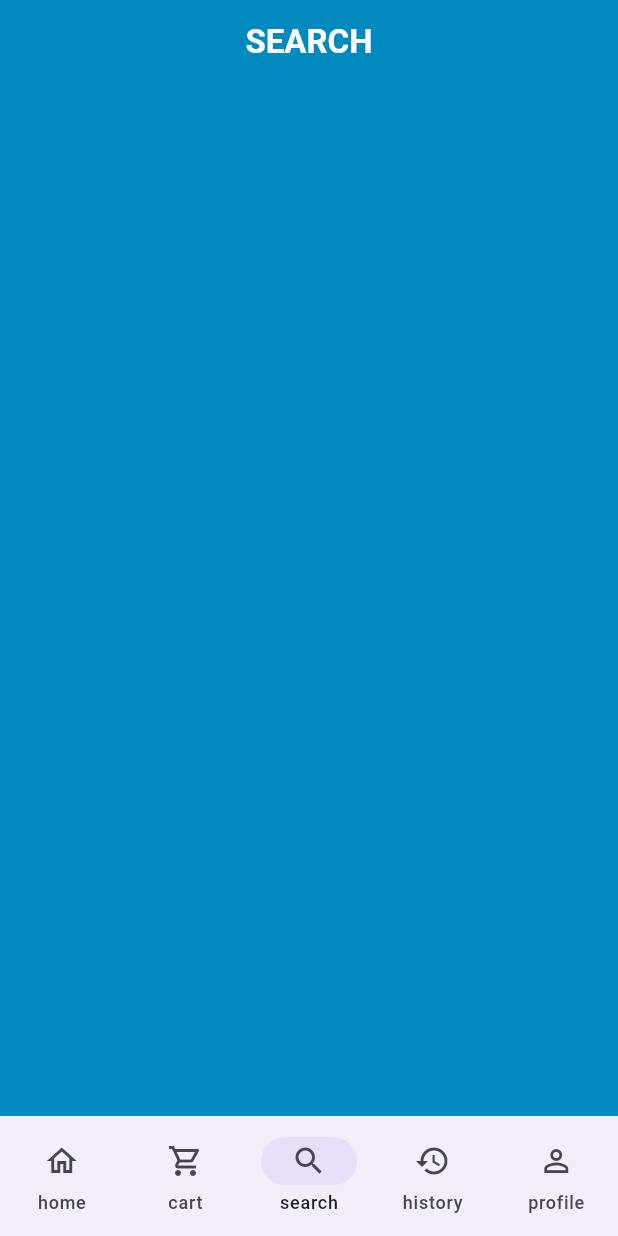
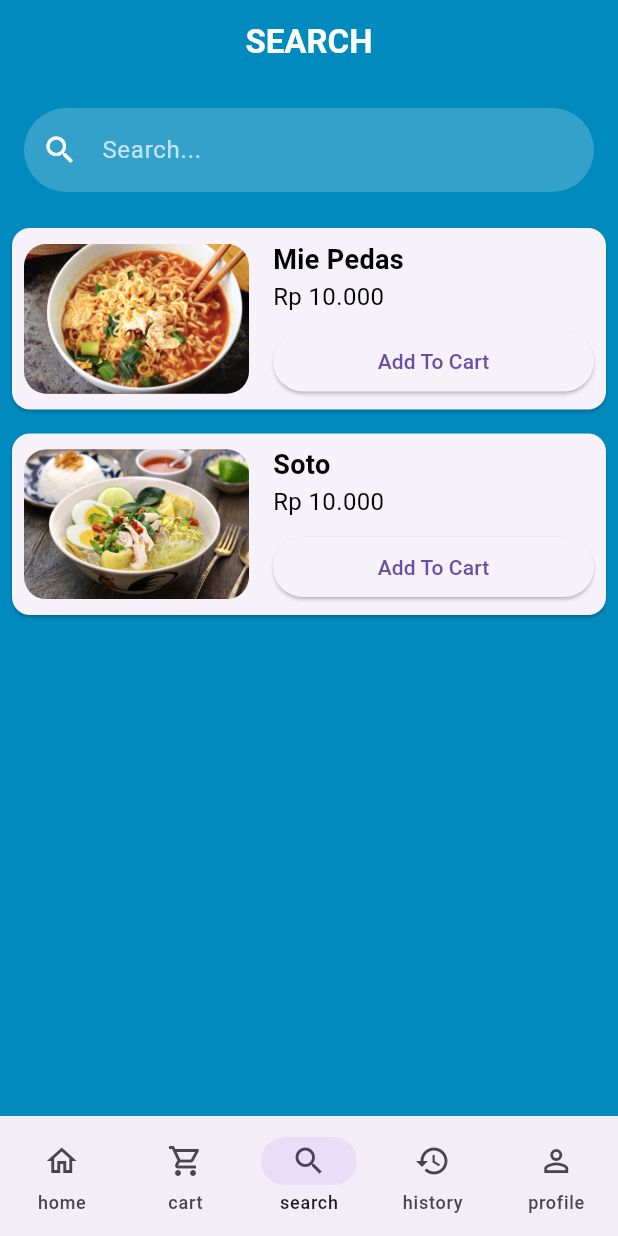
Before and after one commit to Vendettaa666/user_homepage, a Flutter app: the screen it shows after launch, item 3 of the bottom bar chosen, on a phone screen of 412 x 824 dp. Run offline on Flutter 3.47's test engine with Material 3 defaults, Android fonts, the phone set to English and light mode, and no system bars.

Commit message:
add feature search

```diff
--- a/lib/screens/home_page.dart
+++ b/lib/screens/home_page.dart
@@ -1,22 +1,22 @@
 import 'package:flutter/material.dart';
 
 class HomePage extends StatelessWidget {
-  const HomePage({super.key});
+  const HomePage({Key? key}) : super(key: key);
 
   @override
   Widget build(BuildContext context) {
     return Scaffold(
-      backgroundColor: Color(0xFF018ABE),
+      backgroundColor: const Color(0xFF018ABE),
       appBar: AppBar(
-              title: Padding(
+        title: const Padding(
           padding: EdgeInsets.symmetric(horizontal: 8.0),
-                child: Text("HOME", style: TextStyle(
-                  fontWeight: FontWeight.bold,
-                  color: Colors.white)),
+          child: Text("HOME",
+              style: TextStyle(fontWeight: FontWeight.bold, color: Colors.white)),
         ),
-              backgroundColor: Color(0xFF018ABE),
+        backgroundColor: const Color(0xFF018ABE),
       ),
-      body: Column(
+      body: SingleChildScrollView( // Tambahkan SingleChildScrollView
+        child: Column(
           crossAxisAlignment: CrossAxisAlignment.start,
           children: [
             Padding(
@@ -26,7 +26,7 @@ class HomePage extends StatelessWidget {
                   ClipRRect(
                     borderRadius: BorderRadius.circular(10),
                     child: Image.asset(
-                    '../assets/makanan_recomended1.jpg',
+                      'assets/makanan_recomended1.jpg', // Perbaikan path gambar
                       height: 250,
                       width: double.infinity,
                       fit: BoxFit.cover,
@@ -47,19 +47,101 @@ class HomePage extends StatelessWidget {
                 ],
               ),
             ),
-          Padding(
-            padding: const EdgeInsets.all(18.0),
+            const Padding( // Tambahkan const jika tidak ada perubahan state
+              padding: EdgeInsets.all(18.0),
               child: Text(
                 'Jenis Item:',
                 style: TextStyle(
-                fontSize: 16,
+                  fontSize: 25,
                   fontWeight: FontWeight.bold,
                   color: Colors.white,
                 ),
               ),
             ),
+            // Gunakan ListView.builder untuk menampilkan daftar makanan
+            ListView.builder(
+              shrinkWrap: true, // Penting untuk ListView di dalam Column
+              physics: const NeverScrollableScrollPhysics(), // Non-aktifkan scrolling ListView
+              itemCount: 2, // Ganti dengan jumlah item makanan Anda
+              itemBuilder: (context, index) {
+                return FoodCard(
+                  imagePath: index == 0 ? '../assets/miepedas.jpg' : '../assets/soto.jpg', // Ganti path gambar sesuai kebutuhan
+                  title: index == 0 ? 'Mie Pedas' : 'Soto', // Ganti judul sesuai kebutuhan
+                  price: 'Rp 10.000', // Ganti harga sesuai kebutuhan
+                );
+              },
+            ),
           ],
+        ),
       ),
     );
   }
 }
+  class FoodCard extends StatelessWidget {
+    final String imagePath;
+    final String title;
+    final String price;
+
+    const FoodCard({
+      Key? key,
+      required this.imagePath,
+      required this.title,
+      required this.price,
+    }) : super(key: key);
+
+    @override
+    Widget build(BuildContext context) {
+      return Card(
+        margin: const EdgeInsets.all(8.0),
+        child: Padding(
+          padding: const EdgeInsets.all(8.0),
+          child: Row(
+            children: [
+              ClipRRect(
+                borderRadius: BorderRadius.circular(15),
+                child: Image.asset(
+                  imagePath,
+                  height: 100,
+                  width: 150,
+                  fit: BoxFit.cover,
+                ),
+              ),
+              const SizedBox(width: 16),
+              Expanded(
+                child: Column(
+                  crossAxisAlignment: CrossAxisAlignment.start,
+                  children: [
+                    Text(
+                      title,
+                      style: const TextStyle(
+                        fontSize: 18,
+                        fontWeight: FontWeight.bold,
+                        color: Colors.black,
+                      ),
+                    ),
+                    Text(
+                      price,
+                      style: const TextStyle(
+                        fontSize: 16,
+                        color: Colors.black,
+                      ),
+                    ),
+                    const SizedBox(height: 8),
+                    SizedBox(
+                      width: double.infinity,
+                      child: ElevatedButton(
+                        onPressed: () {
+                          // Tambahkan logika untuk menambahkan ke keranjang
+                        },
+                        child: const Text('Add To Cart'),
+                      ),
+                    ),
+                  ],
+                ),
+              ),
+            ],
+          ),
+        ),
+      );
+    }
+  }
--- a/lib/screens/search.dart
+++ b/lib/screens/search.dart
@@ -1,4 +1,5 @@
   import 'package:flutter/material.dart';
+  import 'package:user_homepage/screens/widget/foodcard.dart';
 
   class SearchPage extends StatelessWidget {
     const SearchPage({super.key});
@@ -7,7 +8,8 @@
     Widget build(BuildContext context) {
       return Scaffold(
         backgroundColor: Color(0xFF018ABE),
-        appBar: AppBar(title: Center(
+        appBar: AppBar(
+          title: Center(
             child: Text(
               "SEARCH",
               style: TextStyle(
@@ -18,6 +20,40 @@
           ),
           backgroundColor: Color(0xFF018ABE),
         ),
+        body: Column(
+          children: [
+            Padding(
+              padding: const EdgeInsets.all(16.0),
+              child: TextField(
+                decoration: InputDecoration(
+                  hintText: 'Search...',
+                  prefixIcon: Icon(Icons.search, color: Colors.white),
+                  filled: true,
+                  fillColor: Colors.white.withOpacity(0.2),
+                  border: OutlineInputBorder(
+                    borderRadius: BorderRadius.circular(30),
+                    borderSide: BorderSide.none,
+                  ),
+                  hintStyle: TextStyle(color: Colors.white70),
+                ),
+                style: TextStyle(color: Colors.white),
+              ),
+            ),
+            Expanded(
+              child: ListView.builder(
+                shrinkWrap: true,
+                itemCount: 2,
+                itemBuilder: (context, index) {
+                  return FoodCard(
+                    imagePath: index == 0 ? 'assets/miepedas.jpg' : 'assets/soto.jpg',
+                    title: index == 0 ? 'Mie Pedas' : 'Soto',
+                    price: 'Rp 10.000',
+                  );
+                },
+              ),
+            ),
+          ],
+        ),
       );
     }
   }
--- /dev/null
+++ b/lib/screens/widget/foodcard.dart
@@ -0,0 +1,69 @@
+import 'package:flutter/material.dart';
+  class FoodCard extends StatelessWidget {
+    final String imagePath;
+    final String title;
+    final String price;
+
+    const FoodCard({
+      Key? key,
+      required this.imagePath,
+      required this.title,
+      required this.price,
+    }) : super(key: key);
+
+    @override
+    Widget build(BuildContext context) {
+      return Card(
+        margin: const EdgeInsets.all(8.0),
+        child: Padding(
+          padding: const EdgeInsets.all(8.0),
+          child: Row(
+            children: [
+              ClipRRect(
+                borderRadius: BorderRadius.circular(15),
+                child: Image.asset(
+                  imagePath,
+                  height: 100,
+                  width: 150,
+                  fit: BoxFit.cover,
+                ),
+              ),
+              const SizedBox(width: 16),
+              Expanded(
+                child: Column(
+                  crossAxisAlignment: CrossAxisAlignment.start,
+                  children: [
+                    Text(
+                      title,
+                      style: const TextStyle(
+                        fontSize: 18,
+                        fontWeight: FontWeight.bold,
+                        color: Colors.black,
+                      ),
+                    ),
+                    Text(
+                      price,
+                      style: const TextStyle(
+                        fontSize: 16,
+                        color: Colors.black,
+                      ),
+                    ),
+                    const SizedBox(height: 8),
+                    SizedBox(
+                      width: double.infinity,
+                      child: ElevatedButton(
+                        onPressed: () {
+                          // Tambahkan logika untuk menambahkan ke keranjang
+                        },
+                        child: const Text('Add To Cart'),
+                      ),
+                    ),
+                  ],
+                ),
+              ),
+            ],
+          ),
+        ),
+      );
+    }
+  }
```
Also changed, not shown: assets/miepedas.jpg (renamed from assets/gkuli2jw0h5t76o.png), assets/soto.jpg (renamed from assets/makanan_recomended3.jpg). Lines whose indentation alone changed are shown as unchanged.
